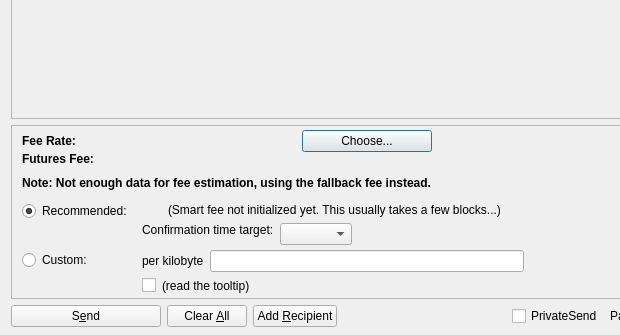
First picture: the form in src/qt/forms/sendfuturesdialog.ui, repository Raptor3um/raptoreum, before the edit; both pictures show x 0 to 620 and y 271 to 606 of the 850 by 606 pixel window.
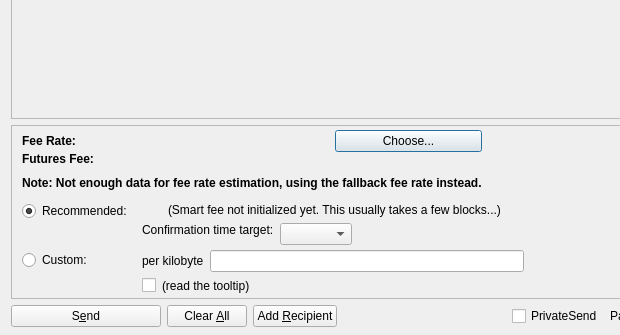
Second picture: the form after the edit. Custom widgets are drawn as their Qt base class.

```diff
--- a/src/qt/forms/sendfuturesdialog.ui
+++ b/src/qt/forms/sendfuturesdialog.ui
@@ -802,7 +802,7 @@
                <string>Using the fallbackfee can result in sending a transaction that will take several hours or days (or never) to confirm. Consider choosing your fee manually or wait until you have validated the complete chain.</string>
               </property>
               <property name="text">
-               <string>Note: Not enough data for fee estimation, using the fallback fee instead.</string>
+               <string>Note: Not enough data for fee rate estimation, using the fallback fee rate instead.</string>
               </property>
               <property name="wordWrap">
                <bool>false</bool>
```
